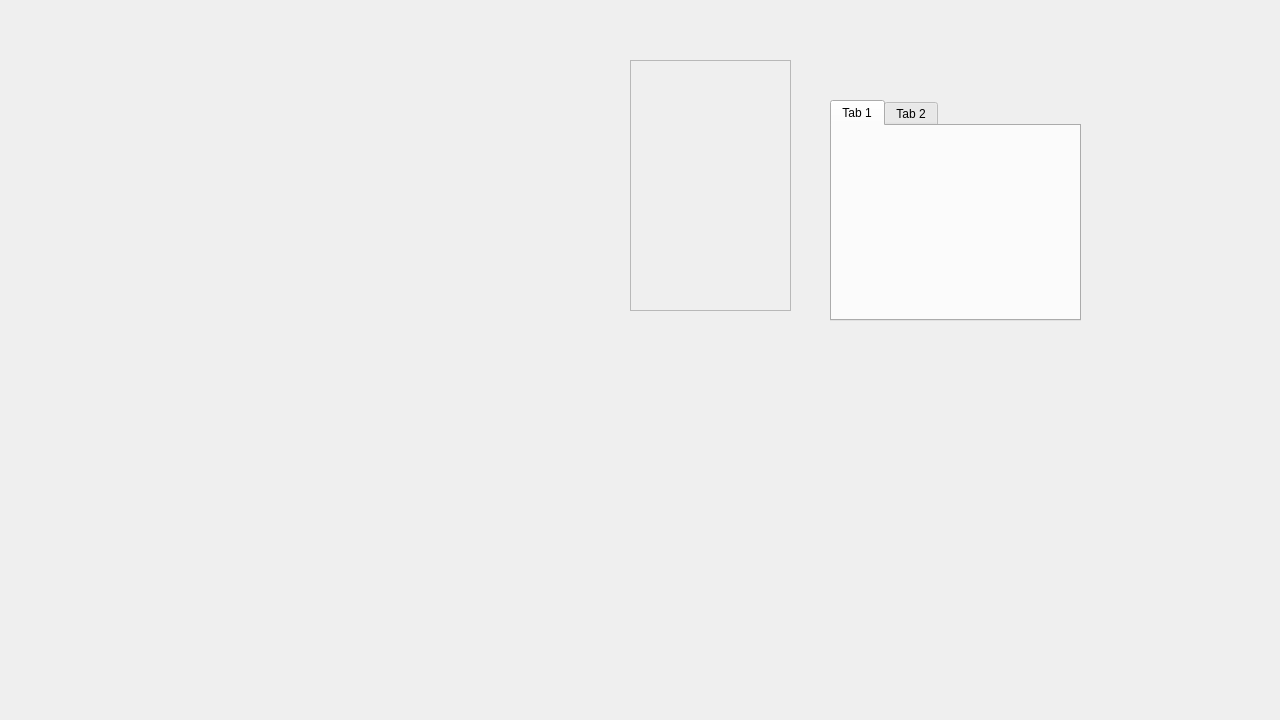
This is qtgui/qtgui.ui in daiman444/lcnc29_lpt_qtplasma as Qt 5 draws it before an edit. The edited form follows.
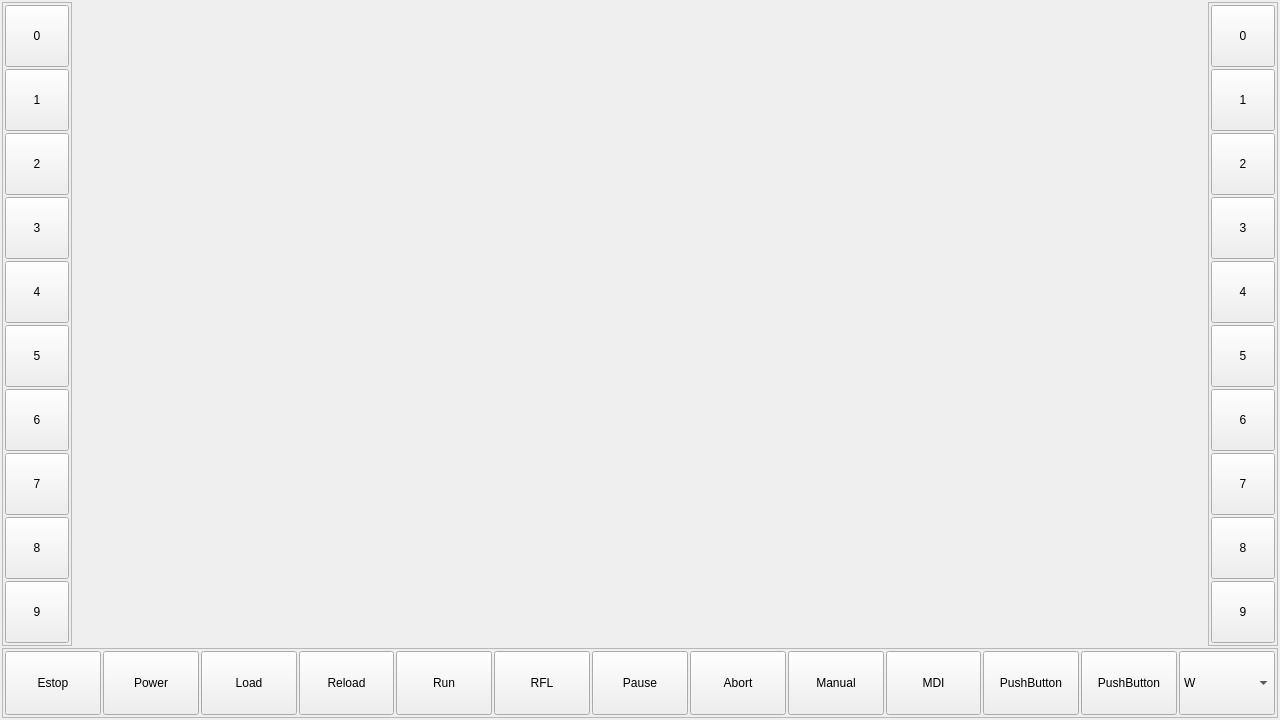
This is the edited form. Custom widgets are drawn as their Qt base class.

Commit message: added frames with buttons

```diff
--- a/qtgui/qtgui.ui
+++ b/qtgui/qtgui.ui
@@ -47,45 +47,603 @@
     </property>
     <item>
      <widget class="ScreenOptions" name="screen_options">
-      <widget class="QFrame" name="frame">
-       <property name="geometry">
-        <rect>
-         <x>630</x>
-         <y>60</y>
-         <width>161</width>
-         <height>251</height>
-        </rect>
+      <layout class="QGridLayout" name="gridLayout">
+       <property name="leftMargin">
+        <number>2</number>
        </property>
-       <property name="styleSheet">
-        <string notr="true">border-color: rgb(170, 23, 23);</string>
+       <property name="topMargin">
+        <number>2</number>
        </property>
-       <property name="frameShape">
-        <enum>QFrame::StyledPanel</enum>
+       <property name="rightMargin">
+        <number>2</number>
        </property>
-       <property name="frameShadow">
-        <enum>QFrame::Raised</enum>
+       <property name="bottomMargin">
+        <number>2</number>
        </property>
-      </widget>
-      <widget class="QTabWidget" name="tabWidget">
-       <property name="geometry">
-        <rect>
-         <x>830</x>
-         <y>100</y>
-         <width>251</width>
-         <height>221</height>
-        </rect>
+       <property name="spacing">
+        <number>2</number>
        </property>
-       <widget class="QWidget" name="tab">
-        <attribute name="title">
-         <string>Tab 1</string>
-        </attribute>
-       </widget>
-       <widget class="QWidget" name="tab_2">
-        <attribute name="title">
-         <string>Tab 2</string>
-        </attribute>
-       </widget>
-      </widget>
+       <item row="1" column="0" colspan="3">
+        <widget class="QFrame" name="fr_bottom">
+         <property name="minimumSize">
+          <size>
+           <width>0</width>
+           <height>60</height>
+          </size>
+         </property>
+         <property name="maximumSize">
+          <size>
+           <width>16777215</width>
+           <height>70</height>
+          </size>
+         </property>
+         <property name="frameShape">
+          <enum>QFrame::StyledPanel</enum>
+         </property>
+         <property name="frameShadow">
+          <enum>QFrame::Raised</enum>
+         </property>
+         <layout class="QHBoxLayout" name="horizontalLayout_2">
+          <property name="spacing">
+           <number>2</number>
+          </property>
+          <property name="leftMargin">
+           <number>2</number>
+          </property>
+          <property name="topMargin">
+           <number>2</number>
+          </property>
+          <property name="rightMargin">
+           <number>2</number>
+          </property>
+          <property name="bottomMargin">
+           <number>2</number>
+          </property>
+          <item>
+           <widget class="QPushButton" name="pb_bottom_0">
+            <property name="sizePolicy">
+             <sizepolicy hsizetype="Expanding" vsizetype="Expanding">
+              <horstretch>0</horstretch>
+              <verstretch>0</verstretch>
+             </sizepolicy>
+            </property>
+            <property name="text">
+             <string>Estop</string>
+            </property>
+           </widget>
+          </item>
+          <item>
+           <widget class="QPushButton" name="pb_bottom_1">
+            <property name="sizePolicy">
+             <sizepolicy hsizetype="Expanding" vsizetype="Expanding">
+              <horstretch>0</horstretch>
+              <verstretch>0</verstretch>
+             </sizepolicy>
+            </property>
+            <property name="text">
+             <string>Power</string>
+            </property>
+           </widget>
+          </item>
+          <item>
+           <widget class="QPushButton" name="pb_bottom_2">
+            <property name="sizePolicy">
+             <sizepolicy hsizetype="Expanding" vsizetype="Expanding">
+              <horstretch>0</horstretch>
+              <verstretch>0</verstretch>
+             </sizepolicy>
+            </property>
+            <property name="text">
+             <string>Load</string>
+            </property>
+           </widget>
+          </item>
+          <item>
+           <widget class="QPushButton" name="pb_bottom_3">
+            <property name="sizePolicy">
+             <sizepolicy hsizetype="Expanding" vsizetype="Expanding">
+              <horstretch>0</horstretch>
+              <verstretch>0</verstretch>
+             </sizepolicy>
+            </property>
+            <property name="text">
+             <string>Reload</string>
+            </property>
+           </widget>
+          </item>
+          <item>
+           <widget class="QPushButton" name="pb_bottom_4">
+            <property name="sizePolicy">
+             <sizepolicy hsizetype="Expanding" vsizetype="Expanding">
+              <horstretch>0</horstretch>
+              <verstretch>0</verstretch>
+             </sizepolicy>
+            </property>
+            <property name="text">
+             <string>Run</string>
+            </property>
+           </widget>
+          </item>
+          <item>
+           <widget class="QPushButton" name="pb_bottom_5">
+            <property name="sizePolicy">
+             <sizepolicy hsizetype="Expanding" vsizetype="Expanding">
+              <horstretch>0</horstretch>
+              <verstretch>0</verstretch>
+             </sizepolicy>
+            </property>
+            <property name="text">
+             <string>RFL</string>
+            </property>
+           </widget>
+          </item>
+          <item>
+           <widget class="QPushButton" name="pb_bottom_6">
+            <property name="sizePolicy">
+             <sizepolicy hsizetype="Expanding" vsizetype="Expanding">
+              <horstretch>0</horstretch>
+              <verstretch>0</verstretch>
+             </sizepolicy>
+            </property>
+            <property name="text">
+             <string>Pause</string>
+            </property>
+           </widget>
+          </item>
+          <item>
+           <widget class="QPushButton" name="pb_bottom_7">
+            <property name="sizePolicy">
+             <sizepolicy hsizetype="Expanding" vsizetype="Expanding">
+              <horstretch>0</horstretch>
+              <verstretch>0</verstretch>
+             </sizepolicy>
+            </property>
+            <property name="text">
+             <string>Abort</string>
+            </property>
+           </widget>
+          </item>
+          <item>
+           <widget class="QPushButton" name="pb_bottom_8">
+            <property name="sizePolicy">
+             <sizepolicy hsizetype="Expanding" vsizetype="Expanding">
+              <horstretch>0</horstretch>
+              <verstretch>0</verstretch>
+             </sizepolicy>
+            </property>
+            <property name="text">
+             <string>Manual</string>
+            </property>
+           </widget>
+          </item>
+          <item>
+           <widget class="QPushButton" name="pb_bottom_9">
+            <property name="sizePolicy">
+             <sizepolicy hsizetype="Expanding" vsizetype="Expanding">
+              <horstretch>0</horstretch>
+              <verstretch>0</verstretch>
+             </sizepolicy>
+            </property>
+            <property name="text">
+             <string>MDI</string>
+            </property>
+           </widget>
+          </item>
+          <item>
+           <widget class="QPushButton" name="pb_bottom_10">
+            <property name="sizePolicy">
+             <sizepolicy hsizetype="Expanding" vsizetype="Expanding">
+              <horstretch>0</horstretch>
+              <verstretch>0</verstretch>
+             </sizepolicy>
+            </property>
+            <property name="text">
+             <string>PushButton</string>
+            </property>
+           </widget>
+          </item>
+          <item>
+           <widget class="QPushButton" name="pb_bottom_11">
+            <property name="sizePolicy">
+             <sizepolicy hsizetype="Expanding" vsizetype="Expanding">
+              <horstretch>0</horstretch>
+              <verstretch>0</verstretch>
+             </sizepolicy>
+            </property>
+            <property name="text">
+             <string>PushButton</string>
+            </property>
+           </widget>
+          </item>
+          <item>
+           <widget class="QComboBox" name="cb_window">
+            <property name="sizePolicy">
+             <sizepolicy hsizetype="Expanding" vsizetype="Expanding">
+              <horstretch>0</horstretch>
+              <verstretch>0</verstretch>
+             </sizepolicy>
+            </property>
+            <item>
+             <property name="text">
+              <string>W</string>
+             </property>
+            </item>
+            <item>
+             <property name="text">
+              <string>Coll</string>
+             </property>
+            </item>
+            <item>
+             <property name="text">
+              <string>Min</string>
+             </property>
+            </item>
+            <item>
+             <property name="text">
+              <string>Full</string>
+             </property>
+            </item>
+            <item>
+             <property name="text">
+              <string>Close</string>
+             </property>
+            </item>
+           </widget>
+          </item>
+         </layout>
+        </widget>
+       </item>
+       <item row="0" column="2">
+        <widget class="QFrame" name="fr_right">
+         <property name="minimumSize">
+          <size>
+           <width>60</width>
+           <height>0</height>
+          </size>
+         </property>
+         <property name="maximumSize">
+          <size>
+           <width>70</width>
+           <height>16777215</height>
+          </size>
+         </property>
+         <property name="frameShape">
+          <enum>QFrame::StyledPanel</enum>
+         </property>
+         <property name="frameShadow">
+          <enum>QFrame::Raised</enum>
+         </property>
+         <layout class="QGridLayout" name="gridLayout_2">
+          <property name="leftMargin">
+           <number>2</number>
+          </property>
+          <property name="topMargin">
+           <number>2</number>
+          </property>
+          <property name="rightMargin">
+           <number>2</number>
+          </property>
+          <property name="bottomMargin">
+           <number>2</number>
+          </property>
+          <property name="spacing">
+           <number>2</number>
+          </property>
+          <item row="2" column="0">
+           <widget class="QPushButton" name="pb_right_2">
+            <property name="enabled">
+             <bool>true</bool>
+            </property>
+            <property name="sizePolicy">
+             <sizepolicy hsizetype="Expanding" vsizetype="Expanding">
+              <horstretch>0</horstretch>
+              <verstretch>0</verstretch>
+             </sizepolicy>
+            </property>
+            <property name="text">
+             <string>2</string>
+            </property>
+           </widget>
+          </item>
+          <item row="5" column="0">
+           <widget class="QPushButton" name="pb_right_5">
+            <property name="sizePolicy">
+             <sizepolicy hsizetype="Expanding" vsizetype="Expanding">
+              <horstretch>0</horstretch>
+              <verstretch>0</verstretch>
+             </sizepolicy>
+            </property>
+            <property name="text">
+             <string>5</string>
+            </property>
+           </widget>
+          </item>
+          <item row="1" column="0">
+           <widget class="QPushButton" name="pb_right_1">
+            <property name="sizePolicy">
+             <sizepolicy hsizetype="Expanding" vsizetype="Expanding">
+              <horstretch>0</horstretch>
+              <verstretch>0</verstretch>
+             </sizepolicy>
+            </property>
+            <property name="text">
+             <string>1</string>
+            </property>
+           </widget>
+          </item>
+          <item row="7" column="0">
+           <widget class="QPushButton" name="pb_right_7">
+            <property name="sizePolicy">
+             <sizepolicy hsizetype="Expanding" vsizetype="Expanding">
+              <horstretch>0</horstretch>
+              <verstretch>0</verstretch>
+             </sizepolicy>
+            </property>
+            <property name="text">
+             <string>7</string>
+            </property>
+           </widget>
+          </item>
+          <item row="9" column="0">
+           <widget class="QPushButton" name="pb_right_9">
+            <property name="sizePolicy">
+             <sizepolicy hsizetype="Expanding" vsizetype="Expanding">
+              <horstretch>0</horstretch>
+              <verstretch>0</verstretch>
+             </sizepolicy>
+            </property>
+            <property name="text">
+             <string>9</string>
+            </property>
+           </widget>
+          </item>
+          <item row="3" column="0">
+           <widget class="QPushButton" name="pb_right_3">
+            <property name="sizePolicy">
+             <sizepolicy hsizetype="Expanding" vsizetype="Expanding">
+              <horstretch>0</horstretch>
+              <verstretch>0</verstretch>
+             </sizepolicy>
+            </property>
+            <property name="text">
+             <string>3</string>
+            </property>
+           </widget>
+          </item>
+          <item row="6" column="0">
+           <widget class="QPushButton" name="pb_right_6">
+            <property name="sizePolicy">
+             <sizepolicy hsizetype="Expanding" vsizetype="Expanding">
+              <horstretch>0</horstretch>
+              <verstretch>0</verstretch>
+             </sizepolicy>
+            </property>
+            <property name="text">
+             <string>6</string>
+            </property>
+           </widget>
+          </item>
+          <item row="4" column="0">
+           <widget class="QPushButton" name="pb_right_4">
+            <property name="sizePolicy">
+             <sizepolicy hsizetype="Expanding" vsizetype="Expanding">
+              <horstretch>0</horstretch>
+              <verstretch>0</verstretch>
+             </sizepolicy>
+            </property>
+            <property name="text">
+             <string>4</string>
+            </property>
+           </widget>
+          </item>
+          <item row="0" column="0">
+           <widget class="QPushButton" name="pb_right_0">
+            <property name="sizePolicy">
+             <sizepolicy hsizetype="Expanding" vsizetype="Expanding">
+              <horstretch>0</horstretch>
+              <verstretch>0</verstretch>
+             </sizepolicy>
+            </property>
+            <property name="text">
+             <string>0</string>
+            </property>
+           </widget>
+          </item>
+          <item row="8" column="0">
+           <widget class="QPushButton" name="pb_right_8">
+            <property name="sizePolicy">
+             <sizepolicy hsizetype="Expanding" vsizetype="Expanding">
+              <horstretch>0</horstretch>
+              <verstretch>0</verstretch>
+             </sizepolicy>
+            </property>
+            <property name="text">
+             <string>8</string>
+            </property>
+           </widget>
+          </item>
+         </layout>
+        </widget>
+       </item>
+       <item row="0" column="0">
+        <widget class="QFrame" name="fr_left">
+         <property name="enabled">
+          <bool>true</bool>
+         </property>
+         <property name="minimumSize">
+          <size>
+           <width>60</width>
+           <height>0</height>
+          </size>
+         </property>
+         <property name="maximumSize">
+          <size>
+           <width>70</width>
+           <height>16777215</height>
+          </size>
+         </property>
+         <property name="frameShape">
+          <enum>QFrame::StyledPanel</enum>
+         </property>
+         <property name="frameShadow">
+          <enum>QFrame::Raised</enum>
+         </property>
+         <layout class="QVBoxLayout" name="verticalLayout">
+          <property name="spacing">
+           <number>2</number>
+          </property>
+          <property name="leftMargin">
+           <number>2</number>
+          </property>
+          <property name="topMargin">
+           <number>2</number>
+          </property>
+          <property name="rightMargin">
+           <number>2</number>
+          </property>
+          <property name="bottomMargin">
+           <number>2</number>
+          </property>
+          <item>
+           <widget class="QPushButton" name="pb_left_0">
+            <property name="sizePolicy">
+             <sizepolicy hsizetype="Expanding" vsizetype="Expanding">
+              <horstretch>0</horstretch>
+              <verstretch>0</verstretch>
+             </sizepolicy>
+            </property>
+            <property name="text">
+             <string>0</string>
+            </property>
+           </widget>
+          </item>
+          <item>
+           <widget class="QPushButton" name="pb_left_1">
+            <property name="sizePolicy">
+             <sizepolicy hsizetype="Expanding" vsizetype="Expanding">
+              <horstretch>0</horstretch>
+              <verstretch>0</verstretch>
+             </sizepolicy>
+            </property>
+            <property name="text">
+             <string>1</string>
+            </property>
+           </widget>
+          </item>
+          <item>
+           <widget class="QPushButton" name="pb_left_2">
+            <property name="sizePolicy">
+             <sizepolicy hsizetype="Expanding" vsizetype="Expanding">
+              <horstretch>0</horstretch>
+              <verstretch>0</verstretch>
+             </sizepolicy>
+            </property>
+            <property name="text">
+             <string>2</string>
+            </property>
+           </widget>
+          </item>
+          <item>
+           <widget class="QPushButton" name="pb_left_3">
+            <property name="sizePolicy">
+             <sizepolicy hsizetype="Expanding" vsizetype="Expanding">
+              <horstretch>0</horstretch>
+              <verstretch>0</verstretch>
+             </sizepolicy>
+            </property>
+            <property name="text">
+             <string>3</string>
+            </property>
+           </widget>
+          </item>
+          <item>
+           <widget class="QPushButton" name="pb_left_4">
+            <property name="sizePolicy">
+             <sizepolicy hsizetype="Expanding" vsizetype="Expanding">
+              <horstretch>0</horstretch>
+              <verstretch>0</verstretch>
+             </sizepolicy>
+            </property>
+            <property name="text">
+             <string>4</string>
+            </property>
+           </widget>
+          </item>
+          <item>
+           <widget class="QPushButton" name="pb_left_5">
+            <property name="sizePolicy">
+             <sizepolicy hsizetype="Expanding" vsizetype="Expanding">
+              <horstretch>0</horstretch>
+              <verstretch>0</verstretch>
+             </sizepolicy>
+            </property>
+            <property name="text">
+             <string>5</string>
+            </property>
+           </widget>
+          </item>
+          <item>
+           <widget class="QPushButton" name="pb_left_6">
+            <property name="sizePolicy">
+             <sizepolicy hsizetype="Expanding" vsizetype="Expanding">
+              <horstretch>0</horstretch>
+              <verstretch>0</verstretch>
+             </sizepolicy>
+            </property>
+            <property name="text">
+             <string>6</string>
+            </property>
+           </widget>
+          </item>
+          <item>
+           <widget class="QPushButton" name="pb_left_7">
+            <property name="sizePolicy">
+             <sizepolicy hsizetype="Expanding" vsizetype="Expanding">
+              <horstretch>0</horstretch>
+              <verstretch>0</verstretch>
+             </sizepolicy>
+            </property>
+            <property name="text">
+             <string>7</string>
+            </property>
+           </widget>
+          </item>
+          <item>
+           <widget class="QPushButton" name="pb_left_8">
+            <property name="sizePolicy">
+             <sizepolicy hsizetype="Expanding" vsizetype="Expanding">
+              <horstretch>0</horstretch>
+              <verstretch>0</verstretch>
+             </sizepolicy>
+            </property>
+            <property name="text">
+             <string>8</string>
+            </property>
+           </widget>
+          </item>
+          <item>
+           <widget class="QPushButton" name="pb_left_9">
+            <property name="sizePolicy">
+             <sizepolicy hsizetype="Expanding" vsizetype="Expanding">
+              <horstretch>0</horstretch>
+              <verstretch>0</verstretch>
+             </sizepolicy>
+            </property>
+            <property name="text">
+             <string>9</string>
+            </property>
+           </widget>
+          </item>
+         </layout>
+        </widget>
+       </item>
+       <item row="0" column="1">
+        <widget class="QStackedWidget" name="stw">
+         <widget class="QWidget" name="page"/>
+         <widget class="QWidget" name="page_2"/>
+        </widget>
+       </item>
+      </layout>
      </widget>
     </item>
    </layout>
```
The commit also changes 2 other files.
